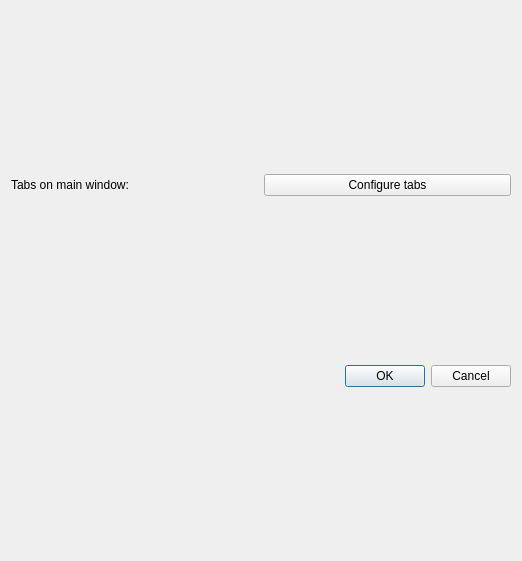
Before: the Qt Designer form preferences.ui in kr0st/fpgui, drawn with Qt 5.
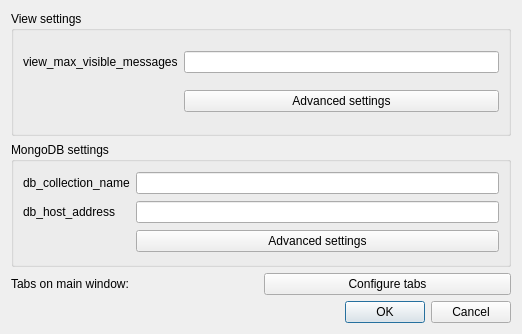
After: the same form once the commit is applied.

Commit message: Extending preferences.

The edit to the form file:
```diff
--- a/preferences.ui
+++ b/preferences.ui
@@ -7,7 +7,7 @@
     <x>0</x>
     <y>0</y>
     <width>522</width>
-    <height>561</height>
+    <height>334</height>
    </rect>
   </property>
   <property name="windowTitle">
@@ -16,20 +16,82 @@
   <layout class="QVBoxLayout" name="verticalLayout_2">
    <item>
     <layout class="QGridLayout" name="gridLayout">
-     <item row="0" column="0">
-      <widget class="QLabel" name="label_config_tabs">
-       <property name="text">
-        <string>Tabs on main window:</string>
-       </property>
-      </widget>
-     </item>
-     <item row="0" column="1">
+     <item row="2" column="1">
       <widget class="QPushButton" name="button_config_tabs">
        <property name="text">
         <string>Configure tabs</string>
        </property>
       </widget>
      </item>
+     <item row="2" column="0">
+      <widget class="QLabel" name="label_config_tabs">
+       <property name="text">
+        <string>Tabs on main window:</string>
+       </property>
+      </widget>
+     </item>
+     <item row="0" column="0" colspan="2">
+      <widget class="QGroupBox" name="groupBox">
+       <property name="title">
+        <string>View settings</string>
+       </property>
+       <layout class="QGridLayout" name="gridLayout_4">
+        <item row="0" column="0">
+         <widget class="QLabel" name="label_max_visible">
+          <property name="text">
+           <string>view_max_visible_messages</string>
+          </property>
+         </widget>
+        </item>
+        <item row="1" column="1">
+         <widget class="QPushButton" name="button_advanced_view">
+          <property name="text">
+           <string>Advanced settings</string>
+          </property>
+         </widget>
+        </item>
+        <item row="0" column="1">
+         <widget class="QLineEdit" name="edit_max_visible"/>
+        </item>
+       </layout>
+      </widget>
+     </item>
+     <item row="1" column="0" colspan="2">
+      <widget class="QGroupBox" name="groupBox_2">
+       <property name="title">
+        <string>MongoDB settings</string>
+       </property>
+       <layout class="QGridLayout" name="gridLayout_3">
+        <item row="0" column="0">
+         <widget class="QLabel" name="label_collection">
+          <property name="text">
+           <string>db_collection_name</string>
+          </property>
+         </widget>
+        </item>
+        <item row="0" column="1">
+         <widget class="QLineEdit" name="edit_collection"/>
+        </item>
+        <item row="1" column="0">
+         <widget class="QLabel" name="label_host">
+          <property name="text">
+           <string>db_host_address</string>
+          </property>
+         </widget>
+        </item>
+        <item row="1" column="1">
+         <widget class="QLineEdit" name="edit_host"/>
+        </item>
+        <item row="2" column="1">
+         <widget class="QPushButton" name="button_advanced_db">
+          <property name="text">
+           <string>Advanced settings</string>
+          </property>
+         </widget>
+        </item>
+       </layout>
+      </widget>
+     </item>
     </layout>
    </item>
    <item>
```
